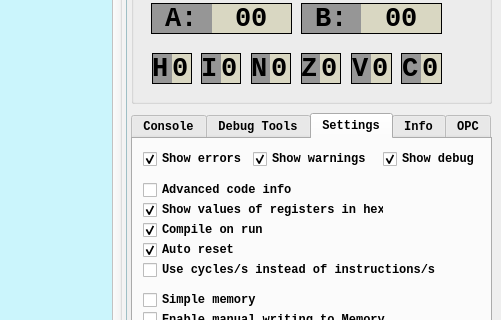
The window that MotorolaEmulator/mainwindow.ui (grandtitan/MotorolaEmulator) describes before a commit, drawn with Qt 5; both pictures show x 779 to 1280 and y 187 to 507 of the 1280 by 720 pixel window.
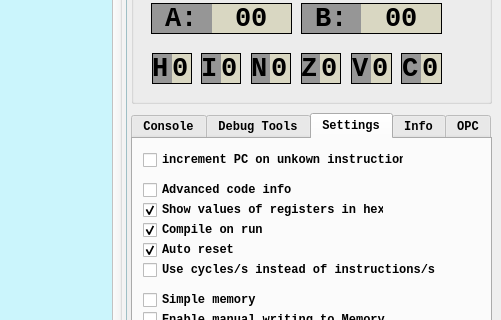
The same window after the commit. The open tabs and pages were chosen to show the change.

Diff of the .ui file:
```diff
--- a/MotorolaEmulator/mainwindow.ui
+++ b/MotorolaEmulator/mainwindow.ui
@@ -3955,57 +3955,6 @@
      <attribute name="title">
       <string>Settings</string>
      </attribute>
-     <widget class="QCheckBox" name="checkBoxError">
-      <property name="geometry">
-       <rect>
-        <x>10</x>
-        <y>10</y>
-        <width>158</width>
-        <height>20</height>
-       </rect>
-      </property>
-      <property name="text">
-       <string>Show errors</string>
-      </property>
-      <property name="checked">
-       <bool>true</bool>
-      </property>
-      <property name="tristate">
-       <bool>false</bool>
-      </property>
-     </widget>
-     <widget class="QCheckBox" name="checkBoxWarn">
-      <property name="geometry">
-       <rect>
-        <x>120</x>
-        <y>10</y>
-        <width>121</width>
-        <height>20</height>
-       </rect>
-      </property>
-      <property name="text">
-       <string>Show warnings</string>
-      </property>
-      <property name="checked">
-       <bool>true</bool>
-      </property>
-     </widget>
-     <widget class="QCheckBox" name="checkBoxDebug">
-      <property name="geometry">
-       <rect>
-        <x>250</x>
-        <y>10</y>
-        <width>101</width>
-        <height>20</height>
-       </rect>
-      </property>
-      <property name="text">
-       <string>Show debug</string>
-      </property>
-      <property name="checked">
-       <bool>true</bool>
-      </property>
-     </widget>
      <widget class="QCheckBox" name="checkBoxAdvancedInfo">
       <property name="geometry">
        <rect>
@@ -4275,6 +4224,19 @@
        <string>Tidy up</string>
       </property>
      </widget>
+     <widget class="QCheckBox" name="checkBoxIncrementPC">
+      <property name="geometry">
+       <rect>
+        <x>10</x>
+        <y>10</y>
+        <width>261</width>
+        <height>22</height>
+       </rect>
+      </property>
+      <property name="text">
+       <string>increment PC on unkown instruction</string>
+      </property>
+     </widget>
     </widget>
     <widget class="QWidget" name="Info">
      <attribute name="title">
```
Left out of the diff: 15 changed lines with no effect on the pictures.
